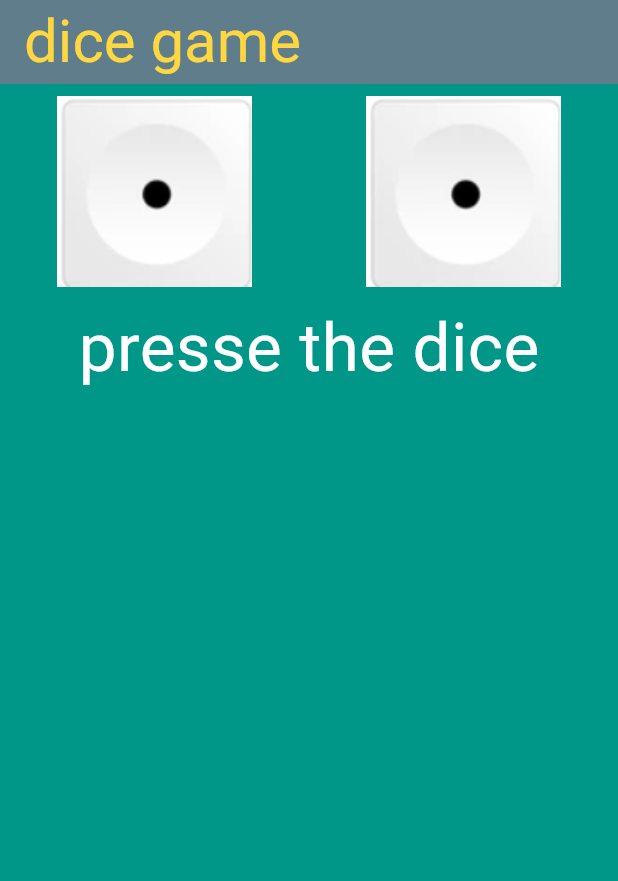
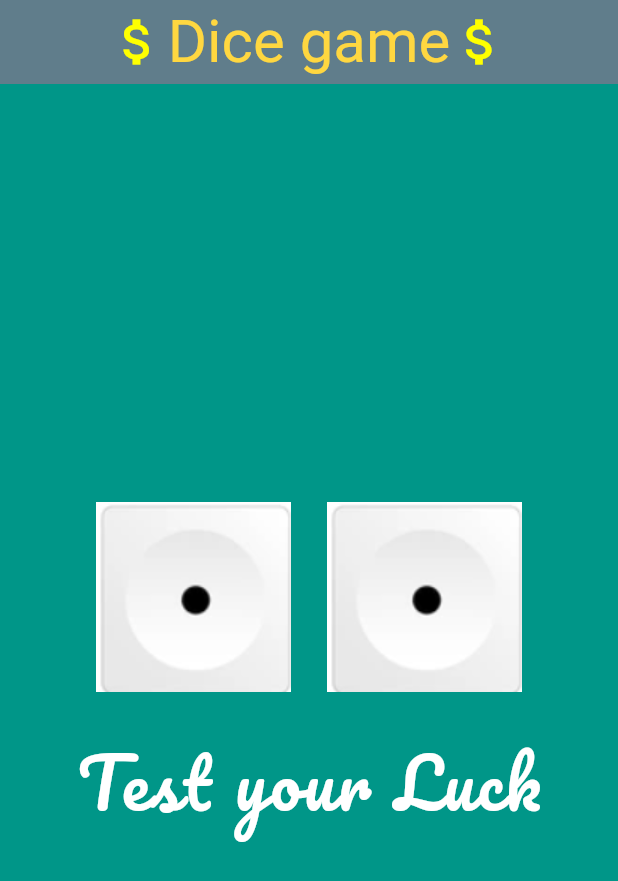
Before and after one commit to mohamedahmedkhriji/dice_game, a Flutter app: the screen it shows after launch, on a phone screen of 412 x 824 dp. Shown: the top 881 px of the screen. Run offline on Flutter 3.47's test engine with Material 3 defaults, Android fonts, the phone set to English and light mode, and no system bars.

Commit message:
update 2

```diff
--- a/lib/main.dart
+++ b/lib/main.dart
@@ -6,7 +6,7 @@ void main() {
 }
 
 class MyApp extends StatelessWidget {
-  const MyApp({super.key});
+  const MyApp({Key? key}) : super(key: key);
 
   @override
   Widget build(BuildContext context) {
@@ -15,9 +15,28 @@ class MyApp extends StatelessWidget {
         backgroundColor: Colors.teal,
         appBar: AppBar(
           backgroundColor: Colors.blueGrey,
-          title: const Text(
-            'dice game',
-            style: TextStyle(fontSize: 40.0, color: Colors.amberAccent),
+          title: Row(
+            mainAxisAlignment:
+                MainAxisAlignment.center, // Align title to center
+            children: [
+              Icon(
+                Icons.attach_money_sharp,
+                color: Colors.yellowAccent,
+                size: 40.0,
+              ),
+              const Text(
+                'Dice game',
+                style: TextStyle(
+                  fontSize: 40.0,
+                  color: Colors.amberAccent,
+                ),
+              ),
+              Icon(
+                Icons.attach_money_sharp,
+                color: Colors.yellowAccent,
+                size: 40.0,
+              ),
+            ],
           ),
         ),
         body: const Moha(),
@@ -27,7 +46,7 @@ class MyApp extends StatelessWidget {
 }
 
 class Moha extends StatefulWidget {
-  const Moha({super.key});
+  const Moha({Key? key}) : super(key: key);
 
   @override
   State<Moha> createState() => _MohaState();
@@ -48,10 +67,12 @@ class _MohaState extends State<Moha> {
   Widget build(BuildContext context) {
     return Center(
       child: Column(
+        mainAxisAlignment: MainAxisAlignment.center, // Center column items
         children: [
           Row(
+            mainAxisAlignment: MainAxisAlignment.center, // Center row items
             children: [
-              Expanded(
+              Flexible(
                 child: TextButton(
                   onPressed: () {
                     setState(() {
@@ -61,7 +82,7 @@ class _MohaState extends State<Moha> {
                   child: Image.asset('images/dice$moha.png'),
                 ),
               ),
-              Expanded(
+              Flexible(
                 child: TextButton(
                   onPressed: () {
                     random();
@@ -71,16 +92,16 @@ class _MohaState extends State<Moha> {
               ),
             ],
           ),
-          Column(
-            children: [
-              Text(
-                'presse the dice',
-                style: TextStyle(
-                  color: Colors.white,
-                  fontSize: 45,
-                ),
-              )
-            ],
+          const SizedBox(
+              height: 20), // Add some space between the dice and text
+          Text(
+            'Test your Luck',
+            style: TextStyle(
+              fontFamily: ('Pacifico'),
+              color: Colors.white,
+              fontSize: 45,
+              letterSpacing: 2,
+            ),
           )
         ],
       ),
```
